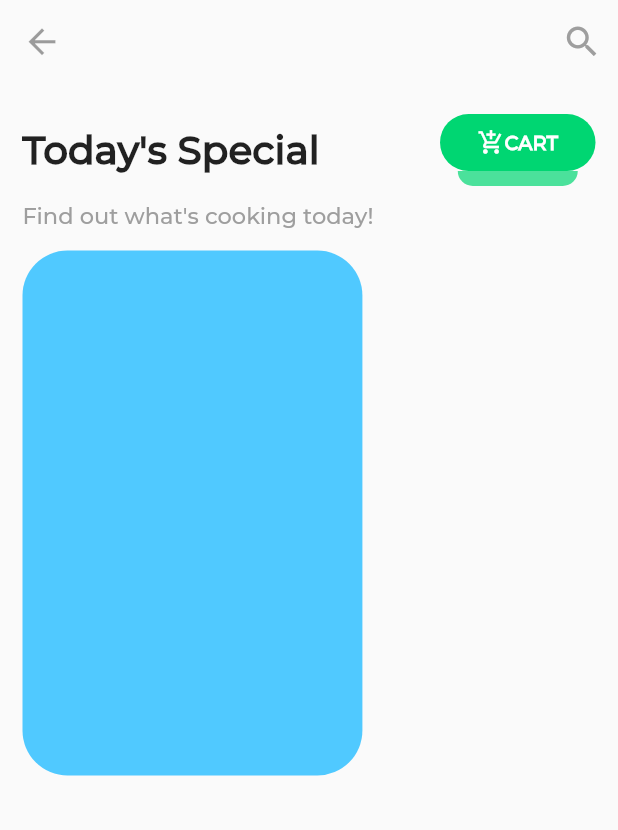
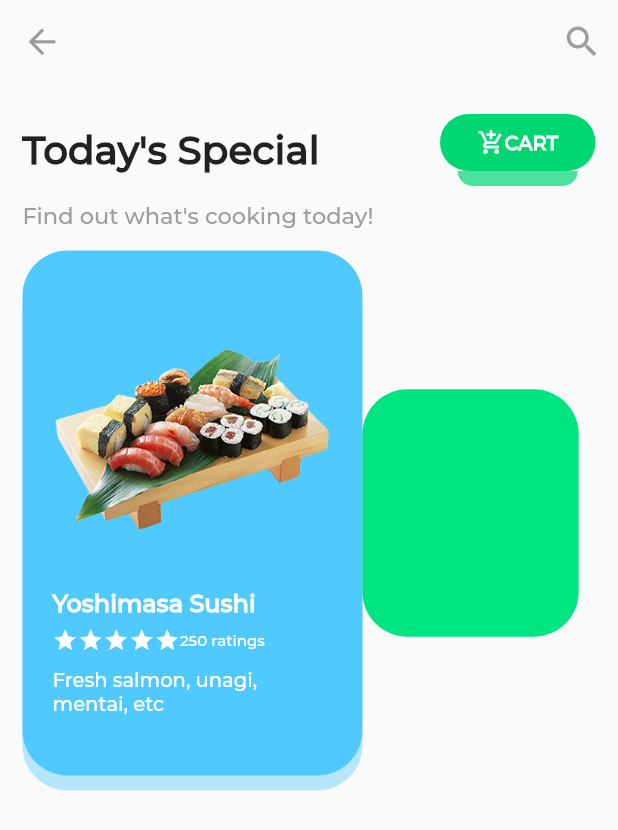
Before and after one commit to satyapratamak/dicoding.flutter-fund.subm1-v1, a Flutter app: the screen it shows after launch, on a phone screen of 412 x 824 dp. Shown: the top 830 px of the screen. Run offline on Flutter 3.47's test engine with Material 2 defaults, Android fonts, the phone set to English and light mode, and no system bars.

```diff
--- a/lib/main.dart
+++ b/lib/main.dart
@@ -153,8 +153,110 @@ class _MyHomePageState extends State<MyHomePage> {
                             ),
                           ),
                           color: blue,
+                          boxShadow: [
+                            BoxShadow(
+                                spreadRadius: 0,
+                                offset: Offset(0, 10),
+                                blurRadius: 0,
+                                color: blue.withOpacity(0.4))
+                          ],
                         ),
-                      )
+                        child: Column(
+                          crossAxisAlignment: CrossAxisAlignment.start,
+                          children: [
+                            Expanded(
+                              child: Container(
+                                decoration: BoxDecoration(
+                                  image: DecorationImage(
+                                    image: AssetImage("asset/images/food1.png"),
+                                  ),
+                                ),
+                              ),
+                            ),
+                            SizedBox(
+                              height: 15,
+                            ),
+                            Text(
+                              "Yoshimasa Sushi",
+                              style: TextStyle(
+                                color: Colors.white,
+                                fontSize: 16,
+                                fontWeight: FontWeight.w700,
+                              ),
+                            ),
+                            SizedBox(
+                              height: 5,
+                            ),
+                            Row(
+                              children: [
+                                Icon(
+                                  Icons.star,
+                                  color: Colors.white,
+                                  size: 17,
+                                ),
+                                Icon(
+                                  Icons.star,
+                                  color: Colors.white,
+                                  size: 17,
+                                ),
+                                Icon(
+                                  Icons.star,
+                                  color: Colors.white,
+                                  size: 17,
+                                ),
+                                Icon(
+                                  Icons.star,
+                                  color: Colors.white,
+                                  size: 17,
+                                ),
+                                Icon(
+                                  Icons.star,
+                                  color: Colors.white,
+                                  size: 17,
+                                ),
+                                Text(
+                                  "250 ratings",
+                                  style: TextStyle(
+                                    color: Colors.white,
+                                    fontSize: 10,
+                                  ),
+                                ),
+                              ],
+                            ),
+                            SizedBox(
+                              height: 10,
+                            ),
+                            Text(
+                              "Fresh salmon, unagi, mentai, etc",
+                              style: TextStyle(
+                                color: Colors.white,
+                                fontSize: 13,
+                              ),
+                            ),
+                          ],
+                        ),
+                      ),
+                      SizedBox(
+                        height: 10,
+                      ),
+                      Column(
+                        children: [
+                          Container(
+                            width: MediaQuery.of(context).size.width * 0.35,
+                            height: 165,
+                            padding: EdgeInsets.symmetric(
+                              vertical: 20,
+                              horizontal: 20,
+                            ),
+                            decoration: BoxDecoration(
+                              borderRadius: BorderRadius.all(
+                                Radius.circular(30),
+                              ),
+                              color: green,
+                            ),
+                          ),
+                        ],
+                      ),
                     ],
                   ),
                 )
```
